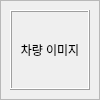
This is ui/centerCar.ui in Mistive/PLCMonitoring as Qt 5 draws it before an edit. The edited form follows.
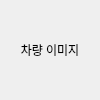
This is the edited form.

What changed in the file:
```diff
--- a/ui/centerCar.ui
+++ b/ui/centerCar.ui
@@ -35,7 +35,7 @@
    <enum>Qt::LeftToRight</enum>
   </property>
   <property name="frameShape">
-   <enum>QFrame::StyledPanel</enum>
+   <enum>QFrame::NoFrame</enum>
   </property>
   <property name="frameShadow">
    <enum>QFrame::Raised</enum>
@@ -86,7 +86,7 @@
       <bool>true</bool>
      </property>
      <property name="frameShape">
-      <enum>QFrame::Box</enum>
+      <enum>QFrame::NoFrame</enum>
      </property>
      <property name="frameShadow">
       <enum>QFrame::Raised</enum>
```
